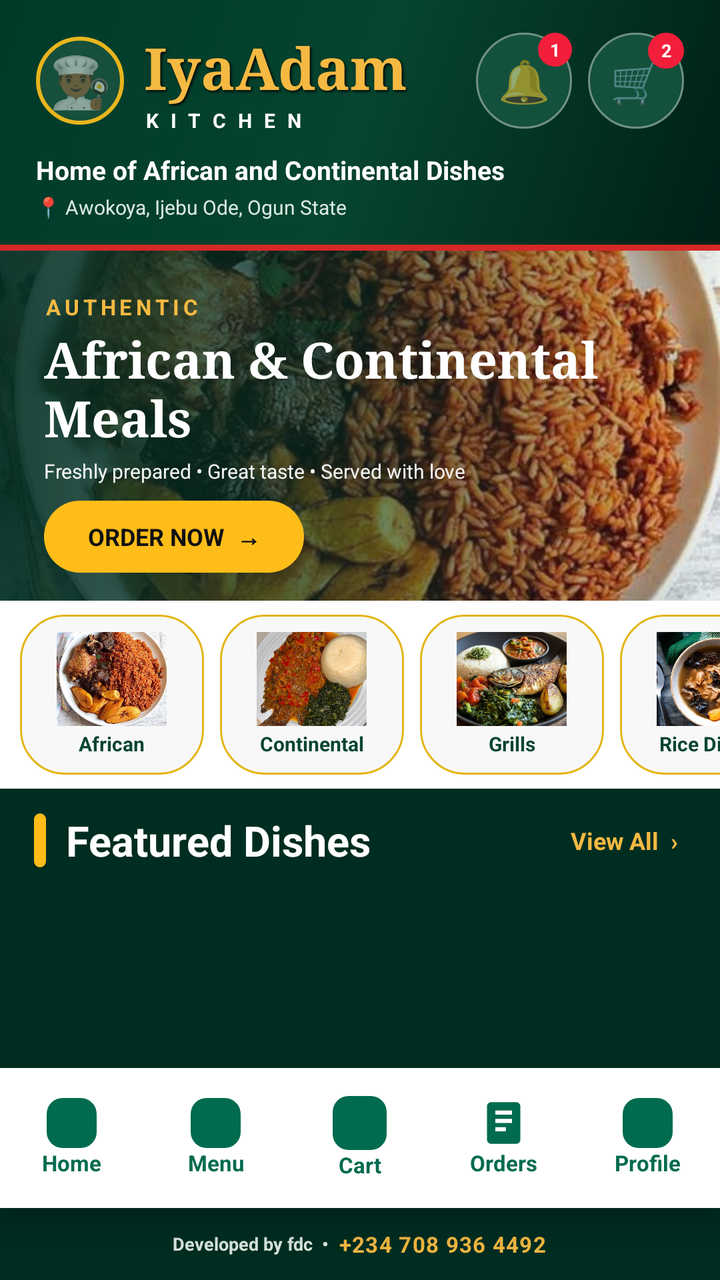
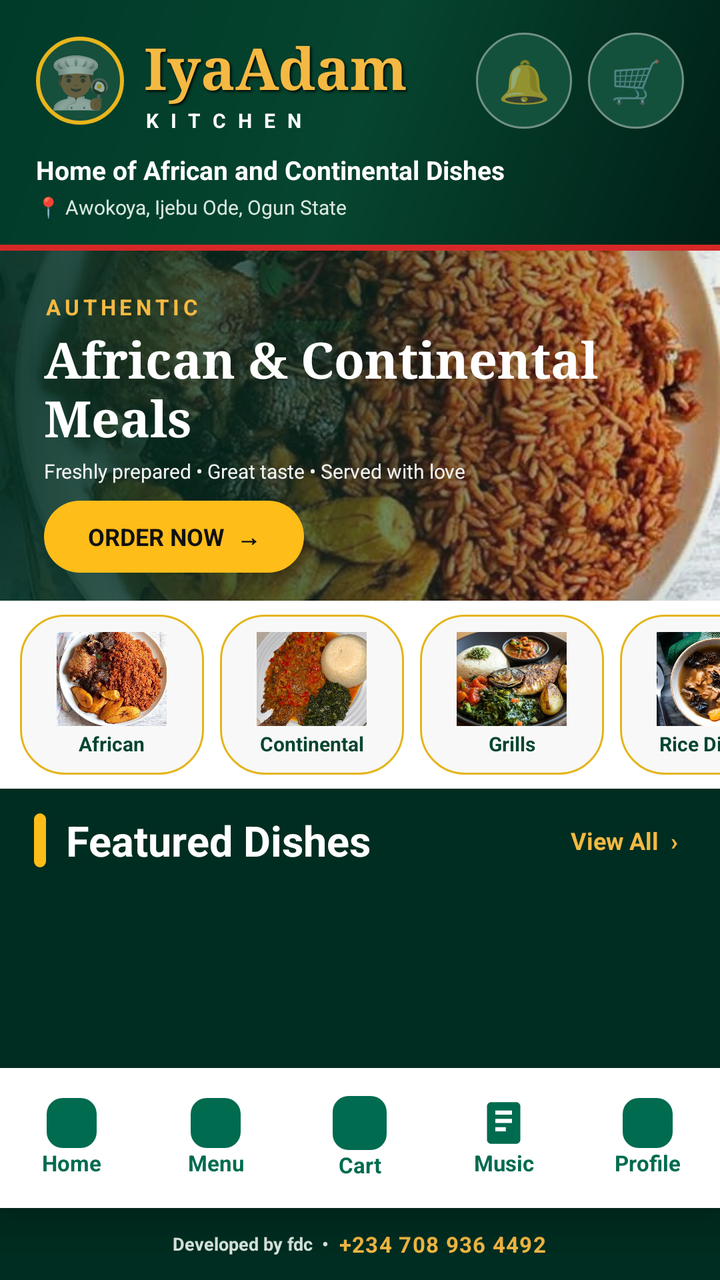

Screens rendered from an Android XML layout before and after an edit, with the pre-edit source and the edit as a unified diff.
<!-- AndroidManifest.xml: application theme AppTheme -->
<!-- res/layout/activity_main.xml -->
<?xml version="1.0" encoding="utf-8"?>
<LinearLayout
    xmlns:android="http://schemas.android.com/apk/res/android"
    android:layout_width="match_parent"
    android:layout_height="match_parent"
    android:orientation="vertical"
    android:background="#002D21">

    
    <LinearLayout
        android:layout_width="match_parent"
        android:layout_height="wrap_content"
        android:orientation="vertical"
        android:paddingStart="18dp"
        android:paddingEnd="18dp"
        android:paddingTop="14dp"
        android:paddingBottom="12dp"
        android:background="@drawable/header_gradient">

        <LinearLayout
            android:layout_width="match_parent"
            android:layout_height="wrap_content"
            android:gravity="center_vertical"
            android:orientation="horizontal">

            <LinearLayout
                android:layout_width="0dp"
                android:layout_height="wrap_content"
                android:layout_weight="1"
                android:orientation="horizontal"
                android:gravity="center_vertical">

                <TextView
                    android:layout_width="44dp"
                    android:layout_height="44dp"
                    android:gravity="center"
                    android:text="👨🏾‍🍳"
                    android:textSize="25sp"
                    android:background="@drawable/logo_circle"/>

                <LinearLayout
                    android:layout_width="wrap_content"
                    android:layout_height="wrap_content"
                    android:orientation="vertical"
                    android:layout_marginStart="10dp">

                    <TextView
                        android:layout_width="wrap_content"
                        android:layout_height="wrap_content"
                        android:text="IyaAdam"
                        android:textColor="@color/gold"
                        android:textSize="29sp"
                        android:textStyle="bold"
                        android:fontFamily="serif"
                        android:shadowColor="#000000"
                        android:shadowDx="2"
                        android:shadowDy="2"
                        android:shadowRadius="3"/>

                    <TextView
                        android:layout_width="wrap_content"
                        android:layout_height="wrap_content"
                        android:text="K I T C H E N"
                        android:textColor="#FFFFFF"
                        android:textSize="10sp"
                        android:textStyle="bold"
                        android:letterSpacing="0.18"/>

                </LinearLayout>
            </LinearLayout>

            <FrameLayout
                android:layout_width="48dp"
                android:layout_height="48dp"
                android:layout_marginEnd="8dp"
                android:clickable="true"
                android:focusable="true"
                android:foreground="?android:attr/selectableItemBackgroundBorderless"
                android:background="@drawable/icon_circle">

                <TextView
                    android:id="@+id/ic_notification"
                    android:layout_width="match_parent"
                    android:layout_height="match_parent"
                    android:gravity="center"
                    android:text="🔔"
                    android:textSize="21sp"/>

                <TextView
                    android:layout_width="17dp"
                    android:layout_height="17dp"
                    android:layout_gravity="top|end"
                    android:gravity="center"
                    android:text="1"
                    android:textColor="#FFFFFF"
                    android:textSize="9sp"
                    android:textStyle="bold"
                    android:background="@drawable/badge_red"/>
            </FrameLayout>

            <FrameLayout
                android:layout_width="48dp"
                android:layout_height="48dp"
                android:clickable="true"
                android:focusable="true"
                android:foreground="?android:attr/selectableItemBackgroundBorderless"
                android:background="@drawable/icon_circle">

                <TextView
                    android:id="@+id/ic_cart_header"
                    android:layout_width="match_parent"
                    android:layout_height="match_parent"
                    android:gravity="center"
                    android:text="🛒"
                    android:textSize="21sp"/>

                <TextView
                    android:layout_width="18dp"
                    android:layout_height="18dp"
                    android:layout_gravity="top|end"
                    android:gravity="center"
                    android:text="2"
                    android:textColor="#FFFFFF"
                    android:textSize="9sp"
                    android:textStyle="bold"
                    android:background="@drawable/badge_red"/>
            </FrameLayout>

        </LinearLayout>

        <TextView
            android:layout_width="match_parent"
            android:layout_height="wrap_content"
            android:layout_marginTop="9dp"
            android:text="Home of African and Continental Dishes"
            android:textColor="#FFFFFF"
            android:textSize="13sp"
            android:textStyle="bold"/>

        <TextView
            android:layout_width="match_parent"
            android:layout_height="wrap_content"
            android:layout_marginTop="3dp"
            android:text="📍 Awokoya, Ijebu Ode, Ogun State"
            android:textColor="#D9E9E1"
            android:textSize="10sp"/>

    </LinearLayout>

    <View
        android:layout_width="match_parent"
        android:layout_height="3dp"
        android:background="@color/alert_red"/>

    
    <FrameLayout
        android:layout_width="match_parent"
        android:layout_height="175dp">

        <ImageView
            android:layout_width="match_parent"
            android:layout_height="match_parent"
            android:src="@drawable/images"
            android:scaleType="centerCrop"/>

        <View
            android:layout_width="match_parent"
            android:layout_height="match_parent"
            android:background="@drawable/hero_overlay"/>

        <LinearLayout
            android:layout_width="match_parent"
            android:layout_height="match_parent"
            android:orientation="vertical"
            android:gravity="bottom"
            android:paddingStart="22dp"
            android:paddingEnd="22dp"
            android:paddingBottom="14dp">

            <TextView
                android:layout_width="wrap_content"
                android:layout_height="wrap_content"
                android:text="AUTHENTIC"
                android:textColor="@color/gold"
                android:textSize="11sp"
                android:textStyle="bold"
                android:letterSpacing="0.18"/>

            <TextView
                android:layout_width="300dp"
                android:layout_height="wrap_content"
                android:layout_marginTop="2dp"
                android:text="African &amp; Continental Meals"
                android:textColor="#FFFFFF"
                android:textSize="25sp"
                android:textStyle="bold"
                android:fontFamily="serif"/>

            <TextView
                android:layout_width="wrap_content"
                android:layout_height="wrap_content"
                android:layout_marginTop="3dp"
                android:text="Freshly prepared • Great taste • Served with love"
                android:textColor="#F4F4F4"
                android:textSize="10sp"/>

            <TextView
                android:id="@+id/btn_order_now"
                android:layout_width="130dp"
                android:layout_height="36dp"
                android:layout_marginTop="8dp"
                android:gravity="center"
                android:text="ORDER NOW  →"
                android:textColor="#111111"
                android:textSize="12sp"
                android:textStyle="bold"
                android:clickable="true"
                android:focusable="true"
                android:background="@drawable/order_button"/>

        </LinearLayout>
    </FrameLayout>

    
    <HorizontalScrollView
        android:layout_width="match_parent"
        android:layout_height="94dp"
        android:background="#FFFFFF"
        android:scrollbars="none"
        android:paddingTop="7dp"
        android:paddingBottom="7dp">

        <LinearLayout
            android:layout_width="wrap_content"
            android:layout_height="match_parent"
            android:orientation="horizontal"
            android:paddingStart="10dp"
            android:paddingEnd="10dp">

            <LinearLayout
                android:layout_width="92dp"
                android:layout_height="80dp"
                android:layout_marginEnd="8dp"
                android:orientation="vertical"
                android:gravity="center"
                android:background="@drawable/category_card">

                <ImageView
                    android:layout_width="55dp"
                    android:layout_height="47dp"
                    android:src="@drawable/images"
                    android:scaleType="centerCrop"/>

                <TextView
                    android:layout_width="wrap_content"
                    android:layout_height="wrap_content"
                    android:text="African"
                    android:textColor="@color/header_green"
                    android:textSize="10sp"
                    android:textStyle="bold"
                    android:layout_marginTop="2dp"/>
            </LinearLayout>

            <LinearLayout
                android:layout_width="92dp"
                android:layout_height="80dp"
                android:layout_marginEnd="8dp"
                android:orientation="vertical"
                android:gravity="center"
                android:background="@drawable/category_card">

                <ImageView
                    android:layout_width="55dp"
                    android:layout_height="47dp"
                    android:src="@drawable/images8"
                    android:scaleType="centerCrop"/>

                <TextView
                    android:layout_width="wrap_content"
                    android:layout_height="wrap_content"
                    android:text="Continental"
                    android:textColor="@color/header_green"
                    android:textSize="10sp"
                    android:textStyle="bold"
                    android:layout_marginTop="2dp"/>
            </LinearLayout>

            <LinearLayout
                android:layout_width="92dp"
                android:layout_height="80dp"
                android:layout_marginEnd="8dp"
                android:orientation="vertical"
                android:gravity="center"
                android:background="@drawable/category_card">

                <ImageView
                    android:layout_width="55dp"
                    android:layout_height="47dp"
                    android:src="@drawable/images10"
                    android:scaleType="centerCrop"/>

                <TextView
                    android:layout_width="wrap_content"
                    android:layout_height="wrap_content"
                    android:text="Grills"
                    android:textColor="@color/header_green"
                    android:textSize="10sp"
                    android:textStyle="bold"
                    android:layout_marginTop="2dp"/>
            </LinearLayout>

            <LinearLayout
                android:layout_width="92dp"
                android:layout_height="80dp"
                android:layout_marginEnd="8dp"
                android:orientation="vertical"
                android:gravity="center"
                android:background="@drawable/category_card">

                <ImageView
                    android:layout_width="55dp"
                    android:layout_height="47dp"
                    android:src="@drawable/images11"
                    android:scaleType="centerCrop"/>

                <TextView
                    android:layout_width="wrap_content"
                    android:layout_height="wrap_content"
                    android:text="Rice Dishes"
                    android:textColor="@color/header_green"
                    android:textSize="10sp"
                    android:textStyle="bold"
                    android:layout_marginTop="2dp"/>
            </LinearLayout>

            <LinearLayout
                android:layout_width="92dp"
                android:layout_height="80dp"
                android:orientation="vertical"
                android:gravity="center"
                android:background="@drawable/category_card">

                <ImageView
                    android:layout_width="55dp"
                    android:layout_height="47dp"
                    android:src="@drawable/images"
                    android:scaleType="centerCrop"/>

                <TextView
                    android:layout_width="wrap_content"
                    android:layout_height="wrap_content"
                    android:text="Soups &amp; Stews"
                    android:textColor="@color/header_green"
                    android:textSize="10sp"
                    android:textStyle="bold"
                    android:layout_marginTop="2dp"/>
            </LinearLayout>

        </LinearLayout>
    </HorizontalScrollView>

    
    <LinearLayout
        android:layout_width="match_parent"
        android:layout_height="52dp"
        android:orientation="horizontal"
        android:gravity="center_vertical"
        android:paddingStart="17dp"
        android:paddingEnd="17dp"
        android:background="#002D21">

        <View
            android:layout_width="6dp"
            android:layout_height="27dp"
            android:background="@drawable/gold_pill"/>

        <TextView
            android:layout_width="0dp"
            android:layout_height="wrap_content"
            android:layout_weight="1"
            android:layout_marginStart="10dp"
            android:text="Featured Dishes"
            android:textColor="#FFFFFF"
            android:textSize="21sp"
            android:textStyle="bold"/>

        <TextView
            android:id="@+id/btn_view_all"
            android:layout_width="wrap_content"
            android:layout_height="40dp"
            android:gravity="center"
            android:paddingStart="8dp"
            android:paddingEnd="4dp"
            android:text="View All  ›"
            android:textColor="@color/gold"
            android:textSize="12sp"
            android:textStyle="bold"
            android:clickable="true"
            android:focusable="true"/>

    </LinearLayout>

    
    <androidx.recyclerview.widget.RecyclerView
        android:id="@+id/dishes_recycler"
        android:layout_width="match_parent"
        android:layout_height="0dp"
        android:layout_weight="1"
        android:paddingStart="10dp"
        android:paddingEnd="10dp"
        android:paddingTop="4dp"
        android:paddingBottom="8dp"
        android:clipToPadding="false"
        android:background="#002D21"/>

    
    <LinearLayout
        android:layout_width="match_parent"
        android:layout_height="70dp"
        android:orientation="horizontal"
        android:gravity="center"
        android:background="#FFFFFF"
        android:elevation="10dp"
        android:paddingTop="5dp"
        android:paddingBottom="5dp">

        <LinearLayout
            android:id="@+id/ic_home"
            android:layout_width="0dp"
            android:layout_height="match_parent"
            android:layout_weight="1"
            android:gravity="center"
            android:orientation="vertical"
            android:clickable="true"
            android:focusable="true">

            <ImageView
                android:layout_width="25dp"
                android:layout_height="25dp"
                android:src="@drawable/ic_home"
                android:tint="#006B4F"
                android:contentDescription="Home"/>

            <TextView
                android:layout_width="wrap_content"
                android:layout_height="wrap_content"
                android:text="Home"
                android:textColor="#006B4F"
                android:textSize="11sp"
                android:textStyle="bold"/>
        </LinearLayout>

        <LinearLayout
            android:id="@+id/ic_search"
            android:layout_width="0dp"
            android:layout_height="match_parent"
            android:layout_weight="1"
            android:gravity="center"
            android:orientation="vertical"
            android:clickable="true"
            android:focusable="true">

            <ImageView
                android:layout_width="25dp"
                android:layout_height="25dp"
                android:src="@drawable/ic_search"
                android:tint="#006B4F"
                android:contentDescription="Menu"/>

            <TextView
                android:layout_width="wrap_content"
                android:layout_height="wrap_content"
                android:text="Menu"
                android:textColor="#006B4F"
                android:textSize="11sp"
                android:textStyle="bold"/>
        </LinearLayout>

        <LinearLayout
            android:id="@+id/ic_cart_nav"
            android:layout_width="0dp"
            android:layout_height="match_parent"
            android:layout_weight="1"
            android:gravity="center"
            android:orientation="vertical"
            android:clickable="true"
            android:focusable="true">

            <ImageView
                android:layout_width="27dp"
                android:layout_height="27dp"
                android:src="@drawable/ic_cart"
                android:tint="#006B4F"
                android:contentDescription="Cart"/>

            <TextView
                android:layout_width="wrap_content"
                android:layout_height="wrap_content"
                android:text="Cart"
                android:textColor="#006B4F"
                android:textSize="11sp"
                android:textStyle="bold"/>
        </LinearLayout>

        <LinearLayout
            android:id="@+id/ic_orders"
            android:layout_width="0dp"
            android:layout_height="match_parent"
            android:layout_weight="1"
            android:gravity="center"
            android:orientation="vertical"
            android:clickable="true"
            android:focusable="true">

            <ImageView
                android:layout_width="25dp"
                android:layout_height="25dp"
                android:src="@drawable/ic_orders"
                android:tint="#006B4F"
                android:contentDescription="Orders"/>

            <TextView
                android:layout_width="wrap_content"
                android:layout_height="wrap_content"
                android:text="Orders"
                android:textColor="#006B4F"
                android:textSize="11sp"
                android:textStyle="bold"/>
        </LinearLayout>

        <LinearLayout
            android:id="@+id/ic_person"
            android:layout_width="0dp"
            android:layout_height="match_parent"
            android:layout_weight="1"
            android:gravity="center"
            android:orientation="vertical"
            android:clickable="true"
            android:focusable="true">

            <ImageView
                android:layout_width="25dp"
                android:layout_height="25dp"
                android:src="@drawable/ic_person"
                android:tint="#006B4F"
                android:contentDescription="Profile"/>

            <TextView
                android:layout_width="wrap_content"
                android:layout_height="wrap_content"
                android:text="Profile"
                android:textColor="#006B4F"
                android:textSize="11sp"
                android:textStyle="bold"/>
        </LinearLayout>

    </LinearLayout>

    
    <LinearLayout
        android:layout_width="match_parent"
        android:layout_height="36dp"
        android:gravity="center"
        android:orientation="horizontal"
        android:background="#002D21">

        <TextView
            android:layout_width="wrap_content"
            android:layout_height="wrap_content"
            android:text="Developed by fdc  •  "
            android:textColor="#D8E7DF"
            android:textSize="9sp"
            android:textStyle="bold"/>

        <TextView
            android:layout_width="wrap_content"
            android:layout_height="wrap_content"
            android:text="+234 708 936 4492"
            android:textColor="@color/gold"
            android:textSize="11sp"
            android:textStyle="bold"
            android:letterSpacing="0.04"/>

    </LinearLayout>

</LinearLayout>
<!-- resources referenced by this layout -->
<resources>
  <color name="alert_red">#D62828</color>
  <color name="gold">#F4B942</color>
  <color name="header_green">#06452F</color>
  <!-- drawable badge_red (drawable) -->
  <?xml version="1.0" encoding="utf-8"?>
  <shape xmlns:android="http://schemas.android.com/apk/res/android">
  
      <solid android:color="#F21E3A"/>
  
      <corners android:radius="20dp"/>
  
  </shape>
  <!-- drawable category_card (drawable) -->
  <?xml version="1.0" encoding="utf-8"?>
  <shape xmlns:android="http://schemas.android.com/apk/res/android">
  
      <solid android:color="#F8F8F8"/>
  
      <corners android:radius="22dp"/>
  
      <stroke
          android:width="1dp"
          android:color="#E4B51A"/>
  
      <padding
          android:left="5dp"
          android:right="5dp"
          android:top="4dp"
          android:bottom="4dp"/>
  
  </shape>
  <!-- drawable gold_pill (drawable) -->
  <?xml version="1.0" encoding="utf-8"?>
  <shape xmlns:android="http://schemas.android.com/apk/res/android">
  
      <solid android:color="#FFBD19"/>
  
      <corners android:radius="20dp"/>
  
  </shape>
  <!-- drawable header_gradient (drawable) -->
  <?xml version="1.0" encoding="utf-8"?>
  <shape xmlns:android="http://schemas.android.com/apk/res/android">
  
      <gradient
          android:angle="135"
          android:startColor="#001F17"
          android:centerColor="#06452F"
          android:endColor="#003A29"/>
  
  </shape>
  <!-- drawable hero_overlay (drawable) -->
  <?xml version="1.0" encoding="utf-8"?>
  <shape xmlns:android="http://schemas.android.com/apk/res/android">
  
      <gradient
          android:angle="0"
          android:startColor="#E6002D21"
          android:centerColor="#99002D21"
          android:endColor="#10002D21"/>
  
  </shape>
  <!-- drawable ic_cart (drawable) -->
  <?xml version="1.0" encoding="utf-8"?>
  <shape xmlns:android="http://schemas.android.com/apk/res/android" android:shape="rectangle">
      <solid android:color="#F4B942" />
      <corners android:radius="8dp" />
  </shape>
  <!-- drawable ic_home (drawable) -->
  <?xml version="1.0" encoding="utf-8"?>
  <shape xmlns:android="http://schemas.android.com/apk/res/android" android:shape="rectangle">
      <solid android:color="#F4B942" />
      <corners android:radius="8dp" />
  </shape>
  <!-- drawable ic_person (drawable) -->
  <?xml version="1.0" encoding="utf-8"?>
  <shape xmlns:android="http://schemas.android.com/apk/res/android" android:shape="rectangle">
      <solid android:color="#F4B942" />
      <corners android:radius="8dp" />
  </shape>
  <!-- drawable ic_search (drawable) -->
  <?xml version="1.0" encoding="utf-8"?>
  <shape xmlns:android="http://schemas.android.com/apk/res/android" android:shape="rectangle">
      <solid android:color="#F4B942" />
      <corners android:radius="8dp" />
  </shape>
  <!-- drawable icon_circle (drawable) -->
  <?xml version="1.0" encoding="utf-8"?>
  <shape xmlns:android="http://schemas.android.com/apk/res/android">
  
      <solid android:color="#14513D"/>
  
      <corners android:radius="24dp"/>
  
      <stroke
          android:width="1dp"
          android:color="#719183"/>
  
  </shape>
  <!-- drawable logo_circle (drawable) -->
  <?xml version="1.0" encoding="utf-8"?>
  <shape xmlns:android="http://schemas.android.com/apk/res/android">
  
      <solid android:color="#164F3B"/>
  
      <corners android:radius="24dp"/>
  
      <stroke
          android:width="2dp"
          android:color="#E8B51D"/>
  
  </shape>
  <!-- drawable order_button (drawable) -->
  <?xml version="1.0" encoding="utf-8"?>
  <shape xmlns:android="http://schemas.android.com/apk/res/android">
  
      <solid android:color="#FFBD19"/>
  
      <corners android:radius="25dp"/>
  
  </shape>
  <style name="AppTheme" parent="Theme.AppCompat.Light.DarkActionBar">
          <item name="colorPrimary">@color/header_green</item>
          <item name="colorPrimaryDark">@color/header_green</item>
          <item name="colorAccent">@color/gold</item>
      </style>
  <!-- unchanged entries left out for length: 5 -->
</resources>

<!-- the commit's change to res/layout/activity_main.xml (unified diff, before → after) -->
@@ -84,18 +84,21 @@
                     android:layout_height="match_parent"
                     android:gravity="center"
                     android:text="🔔"
-                    android:textSize="21sp"/>
-
-                <TextView
+                    android:textSize="21sp"
+                    android:contentDescription="Notifications"/>
+
+                <TextView
+                    android:id="@+id/notification_badge"
                     android:layout_width="17dp"
                     android:layout_height="17dp"
                     android:layout_gravity="top|end"
                     android:gravity="center"
-                    android:text="1"
+                    android:text="0"
                     android:textColor="#FFFFFF"
                     android:textSize="9sp"
                     android:textStyle="bold"
-                    android:background="@drawable/badge_red"/>
+                    android:background="@drawable/badge_red"
+                    android:visibility="gone"/>
             </FrameLayout>
 
             <FrameLayout
@@ -112,18 +115,21 @@
                     android:layout_height="match_parent"
                     android:gravity="center"
                     android:text="🛒"
-                    android:textSize="21sp"/>
-
-                <TextView
+                    android:textSize="21sp"
+                    android:contentDescription="Cart"/>
+
+                <TextView
+                    android:id="@+id/cart_badge"
                     android:layout_width="18dp"
                     android:layout_height="18dp"
                     android:layout_gravity="top|end"
                     android:gravity="center"
-                    android:text="2"
+                    android:text="0"
                     android:textColor="#FFFFFF"
                     android:textSize="9sp"
                     android:textStyle="bold"
-                    android:background="@drawable/badge_red"/>
+                    android:background="@drawable/badge_red"
+                    android:visibility="gone"/>
             </FrameLayout>
 
         </LinearLayout>
@@ -502,6 +508,7 @@
                 android:textStyle="bold"/>
         </LinearLayout>
 
+        
         <LinearLayout
             android:id="@+id/ic_orders"
             android:layout_width="0dp"
@@ -517,12 +524,12 @@
                 android:layout_height="25dp"
                 android:src="@drawable/ic_orders"
                 android:tint="#006B4F"
-                android:contentDescription="Orders"/>
-
-            <TextView
-                android:layout_width="wrap_content"
-                android:layout_height="wrap_content"
-                android:text="Orders"
+                android:contentDescription="Music"/>
+
+            <TextView
+                android:layout_width="wrap_content"
+                android:layout_height="wrap_content"
+                android:text="Music"
                 android:textColor="#006B4F"
                 android:textSize="11sp"
                 android:textStyle="bold"/>
